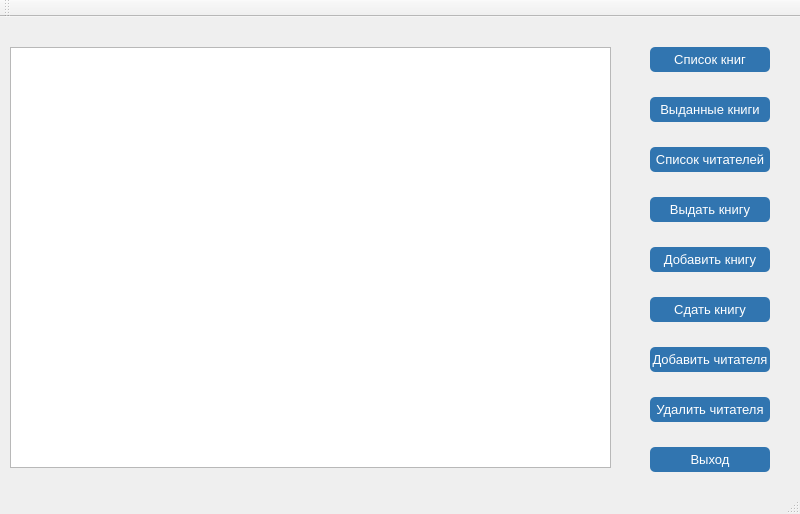
Old version of the form main_window/main_window.ui in the repository vladislavvasyukov/library.
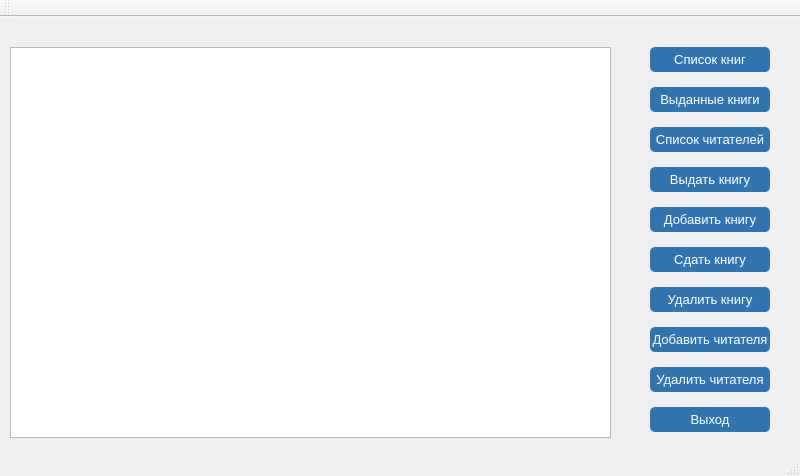
New version of the form.

Commit message: add window of deleting book

Diff of the .ui file:
```diff
--- a/main_window/main_window.ui
+++ b/main_window/main_window.ui
@@ -7,7 +7,7 @@
     <x>0</x>
     <y>0</y>
     <width>800</width>
-    <height>514</height>
+    <height>476</height>
    </rect>
   </property>
   <property name="windowTitle">
@@ -22,6 +22,7 @@
 #returnBook,
 #addReader,
 #deleteReader,
+#deleteBook,
 #Quit {
 	color: #fff;
 	text-decoration: none; 
@@ -39,6 +40,7 @@
 #returnBook:hover,
 #addReader:hover,
 #deleteReader:hover,
+#deleteBook:hover,
 #Quit:hover {
 	background-color: rgb(65, 158, 234);
 }
@@ -51,6 +53,7 @@
 #returnBook:pressed,
 #addReader:pressed,
 #deleteReader:pressed,
+#deleteBook:pressed,
 #Quit:pressed {
 	background-color: rgb(26, 64, 95);
 }</string>
@@ -62,7 +65,7 @@
       <x>10</x>
       <y>30</y>
       <width>601</width>
-      <height>421</height>
+      <height>391</height>
      </rect>
     </property>
    </widget>
@@ -109,7 +112,7 @@
     <property name="geometry">
      <rect>
       <x>650</x>
-      <y>80</y>
+      <y>70</y>
       <width>120</width>
       <height>25</height>
      </rect>
@@ -128,7 +131,7 @@
     <property name="geometry">
      <rect>
       <x>650</x>
-      <y>130</y>
+      <y>110</y>
       <width>120</width>
       <height>25</height>
      </rect>
@@ -147,7 +150,7 @@
     <property name="geometry">
      <rect>
       <x>650</x>
-      <y>180</y>
+      <y>150</y>
       <width>120</width>
       <height>25</height>
      </rect>
@@ -166,7 +169,7 @@
     <property name="geometry">
      <rect>
       <x>650</x>
-      <y>230</y>
+      <y>190</y>
       <width>120</width>
       <height>25</height>
      </rect>
@@ -188,7 +191,7 @@
     <property name="geometry">
      <rect>
       <x>650</x>
-      <y>280</y>
+      <y>230</y>
       <width>120</width>
       <height>25</height>
      </rect>
@@ -211,7 +214,7 @@
     <property name="geometry">
      <rect>
       <x>650</x>
-      <y>330</y>
+      <y>310</y>
       <width>120</width>
       <height>25</height>
      </rect>
@@ -230,7 +233,7 @@
     <property name="geometry">
      <rect>
       <x>650</x>
-      <y>380</y>
+      <y>350</y>
       <width>120</width>
       <height>25</height>
      </rect>
@@ -249,7 +252,7 @@
     <property name="geometry">
      <rect>
       <x>650</x>
-      <y>430</y>
+      <y>390</y>
       <width>120</width>
       <height>25</height>
      </rect>
@@ -264,6 +267,28 @@
      <string>Выход</string>
     </property>
    </widget>
+   <widget class="QPushButton" name="deleteBook">
+    <property name="enabled">
+     <bool>true</bool>
+    </property>
+    <property name="geometry">
+     <rect>
+      <x>650</x>
+      <y>270</y>
+      <width>120</width>
+      <height>25</height>
+     </rect>
+    </property>
+    <property name="cursor">
+     <cursorShape>PointingHandCursor</cursorShape>
+    </property>
+    <property name="styleSheet">
+     <string notr="true"/>
+    </property>
+    <property name="text">
+     <string>Удалить книгу</string>
+    </property>
+   </widget>
   </widget>
   <widget class="QMenuBar" name="menuBar">
    <property name="geometry">
```
Left out of the diff: 3 changed lines with no effect on the pictures. The commit also changes 7 other files.
